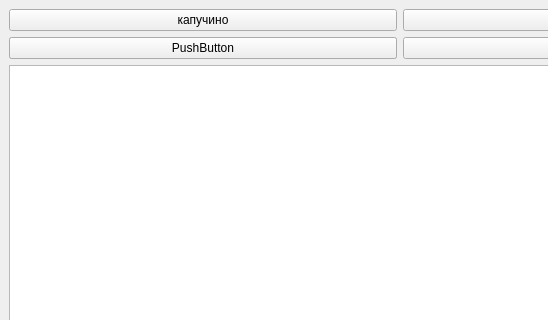
Before: the Qt Designer form main.ui in tvbudygin/task-coffee-for-Yandex-lyceum, drawn with Qt 5; both pictures show x 0 to 548 and y 0 to 320 of the 800 by 600 pixel window.
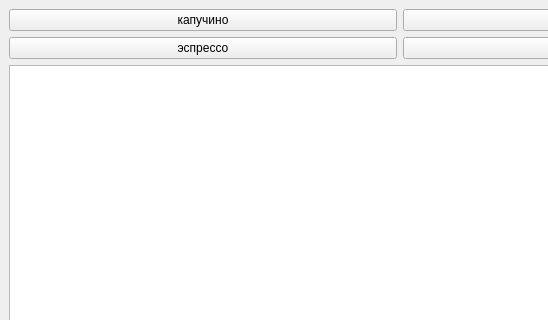
After: the same form once the commit is applied.

Patch:
```diff
--- a/main.ui
+++ b/main.ui
@@ -24,20 +24,6 @@
         </property>
        </widget>
       </item>
-      <item row="1" column="0">
-       <widget class="QPushButton" name="pushButton_3">
-        <property name="text">
-         <string>экспрессо</string>
-        </property>
-       </widget>
-      </item>
-      <item row="1" column="0">
-       <widget class="QPushButton" name="pushButton_2">
-        <property name="text">
-         <string>PushButton</string>
-        </property>
-       </widget>
-      </item>
       <item row="0" column="1">
        <widget class="QPushButton" name="pushButton_4">
         <property name="text">
@@ -52,6 +38,13 @@
         </property>
        </widget>
       </item>
+      <item row="1" column="0">
+       <widget class="QPushButton" name="ecsp">
+        <property name="text">
+         <string>эспрессо</string>
+        </property>
+       </widget>
+      </item>
      </layout>
     </item>
     <item>
```
Left out of the diff: 8 changed lines with no effect on the pictures.
